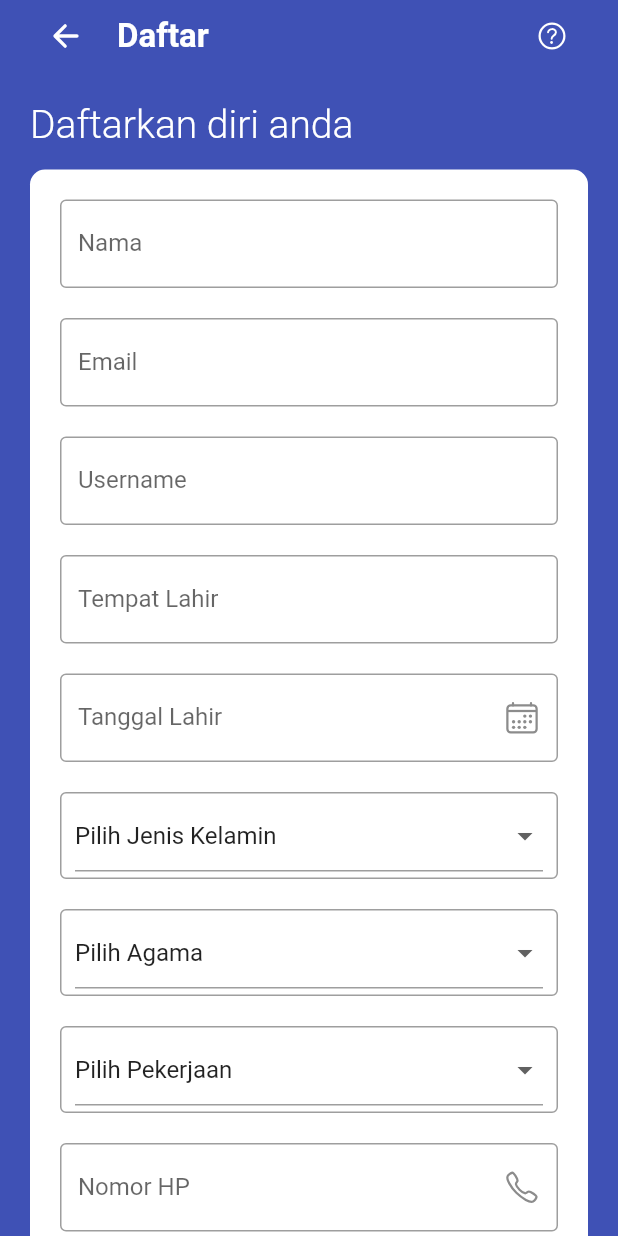
After one commit to gitosuswanto/aduan-kepolisian-mobile, a Flutter app: the Register screen opened by its route, on a phone screen of 412 x 824 dp. The commit adds this screen. Run offline on Flutter 3.47's test engine with Material 2 defaults, Android fonts, the phone set to English and light mode, and no system bars; our stand-ins replace file_picker, flutter_datetime_picker, ionicons, sqflite, validators; accounts and stored records are empty.

Commit message:
finalisasi :star:

```diff
--- a/lib/app.dart
+++ b/lib/app.dart
@@ -1,5 +1,6 @@
 import 'package:aduan/pages.dart';
 import 'package:aduan/pages/login.dart';
+import 'package:aduan/pages/register.dart';
 import 'package:aduan/pages/reset_password.dart';
 import 'package:aduan/pages/tambah_aduan.dart';
 import 'package:flutter/material.dart';
@@ -33,6 +34,7 @@ class _AppState extends State<App> {
         'tambah-aduan': (context) => const TambahAduan(),
         'login': (context) => const Login(),
         'reset-password': (context) => const ResetPassword(),
+        'register' : (context) => const Register(),
       },
     );
   }
--- a/lib/data/requests.dart
+++ b/lib/data/requests.dart
@@ -6,7 +6,6 @@ import 'package:http/http.dart' as http;
 
 class ApiRequests {
 
-  // create aduan
   static Future<AduanData> createAduan(Data aduan) async {
     final req = await http.MultipartRequest(
       'POST',
--- /dev/null
+++ b/lib/pages/register.dart
@@ -0,0 +1,537 @@
+import 'package:aduan/config/config.dart';
+import 'package:flutter/material.dart';
+import 'package:intl/intl.dart';
+import 'package:ionicons/ionicons.dart';
+import 'package:validators/validators.dart';
+import 'package:http/http.dart' as http;
+
+class Register extends StatefulWidget {
+  const Register({Key? key}) : super(key: key);
+
+  @override
+  State<Register> createState() => _RegisterState();
+}
+
+class _RegisterState extends State<Register> {
+  final _formKey = GlobalKey<FormState>();
+  String _selectedJK = '';
+  String _selectedAgama = '';
+  String _selectedPekerjaan = '';
+
+  bool _isLoading = false;
+
+  final List<String> jk = [
+    'Pilih Jenis Kelamin',
+    'Laki-laki',
+    'Perempuan',
+  ];
+
+  final List<String> agama = [
+    'Pilih Agama',
+    'Islam',
+    'Kristen',
+    'Katolik',
+    'Hindu',
+    'Budha',
+    'Konghucu',
+  ];
+
+  final List<String> pekerjaan = [
+    'Pilih Pekerjaan',
+    'PNS',
+    'TNI',
+    'Polri',
+    'Wiraswasta',
+    'Pelajar',
+    'Wirausaha',
+    'Lainnya',
+  ];
+
+  final _namaController = TextEditingController();
+  final _emailController = TextEditingController();
+  final _usernameController = TextEditingController();
+  final _tempatLahirController = TextEditingController();
+  final _tanggalLahir = TextEditingController();
+  final _jkController = TextEditingController();
+  final _agamaController = TextEditingController();
+  final _pekerjaanController = TextEditingController();
+  final _nomoHpController = TextEditingController();
+  final _alamatController = TextEditingController();
+
+  @override
+  void initState() {
+    super.initState();
+    _selectedJK = jk[0];
+    _selectedAgama = agama[0];
+    _selectedPekerjaan = pekerjaan[0];
+  }
+
+  void _renderLoadingIndicator() {
+    _isLoading
+        ? showDialog(
+      context: context,
+      barrierDismissible: false,
+      builder: (BuildContext context) {
+        return const Center(
+          child: CircularProgressIndicator(),
+        );
+      },
+    )
+        : Navigator.pop(context);
+  }
+
+  void _submit() async {
+    setState(() {
+      _isLoading = true;
+      _renderLoadingIndicator();
+    });
+
+    if (_formKey.currentState!.validate()) {
+      // get data from controllers
+      await http.post(Uri.parse('${Config().getApiUrl}/register'), body: {
+        'email': _emailController.text,
+        'username': _usernameController.text,
+        'nama': _namaController.text,
+        'tempat_lahir': _tempatLahirController.text,
+        'tanggal_lahir': _tanggalLahir.text,
+        'jenis_kelamin': _selectedJK,
+        'agama': _selectedAgama,
+        'pekerjaan': _selectedPekerjaan,
+        'alamat': _alamatController.text,
+        'nomor_hp': _nomoHpController.text,
+      }).then((response) {
+        if (response.statusCode == 200) {
+          setState(() {
+            _isLoading = false;
+            _renderLoadingIndicator();
+          });
+          ScaffoldMessenger.of(context).showSnackBar(
+            const SnackBar(
+              content: Text('Register Berhasil'),
+            ),
+          ).closed.then((value) {
+            Navigator.pop(context);
+          });
+        } else {
+          setState(() {
+            _isLoading = false;
+            _renderLoadingIndicator();
+          });
+          ScaffoldMessenger.of(context).showSnackBar(
+            const SnackBar(
+              content: Text('Gagal mendaftar'),
+            ),
+          );
+        }
+      });
+    }
+  }
+
+  @override
+  Widget build(BuildContext context) {
+    return Scaffold(
+      body: Container(
+        width: double.infinity,
+        height: double.infinity,
+        color: Config().getColor,
+        child: SafeArea(
+            child: SingleChildScrollView(
+              child: Padding(
+                padding: const EdgeInsets.only(left: 20, right: 20, bottom: 20),
+                child: Column(
+                  crossAxisAlignment: CrossAxisAlignment.start,
+                  children: [
+                    Row(
+                      children: [
+                        IconButton(
+                          icon: const Icon(Ionicons.arrow_back),
+                          iconSize: 24,
+                          color: Colors.white,
+                          onPressed: () {
+                            Navigator.pop(context);
+                          },
+                        ),
+                        const SizedBox(width: 10),
+                        const Text(
+                          'Daftar',
+                          style: TextStyle(
+                            color: Colors.white,
+                            fontSize: 22,
+                            fontWeight: FontWeight.bold,
+                          ),
+                        ),
+                        const Spacer(),
+                        IconButton(
+                          icon: const Icon(Ionicons.help_circle_outline),
+                          iconSize: 24,
+                          color: Colors.white,
+                          onPressed: () {
+                            // show help dialog
+                            showDialog(
+                                context: context,
+                                builder: (context) {
+                                  return AlertDialog(
+                                    title: const Text(
+                                        'Bantuan',
+                                        style: TextStyle(
+                                          fontWeight: FontWeight.bold,
+                                          fontSize: 20,
+                                        ),
+                                    ),
+                                    content: Column(
+                                      mainAxisSize: MainAxisSize.min,
+                                      crossAxisAlignment: CrossAxisAlignment.start,
+                                      children: [
+                                        RichText(
+                                          text: const TextSpan(
+                                              style: TextStyle(
+                                                color: Colors.black,
+                                                fontSize: 16,
+                                              ),
+                                              children: [
+                                                TextSpan(
+                                                  text: 'Password baru akan dirubah berdasarkan tanggal lahir yang terdaftar pada akun anda, dengan format',
+                                                ),
+                                                TextSpan(
+                                                  text: ' DDMMYYY',
+                                                  style: TextStyle(fontWeight: FontWeight.bold),
+                                                ),
+                                              ]
+                                          ),
+                                        ),
+                                        const SizedBox(height: 10),
+                                        const Text(
+                                          'Contoh : 12011999',
+                                          textAlign: TextAlign.start,
+                                          style: TextStyle(
+                                            color: Colors.black,
+                                            fontSize: 16,
+                                          ),
+                                        ),
+                                      ],
+                                    ),
+                                    actions: [
+                                      TextButton(
+                                        onPressed: () {
+                                          Navigator.pop(context);
+                                        },
+                                        child: const Text('OK')
+                                      )
+                                    ],
+                                  );
+                                }
+                            );
+                          },
+                        ),
+                      ],
+                    ),
+                    const SizedBox(height: 20),
+                    const Text(
+                      'Daftarkan diri anda',
+                      textAlign: TextAlign.left,
+                      style: TextStyle(
+                        color: Colors.white,
+                        fontWeight: FontWeight.w300,
+                        fontSize: 26,
+                      ),
+                    ),
+                    const SizedBox(height: 15),
+                    Container(
+                      width: double.infinity,
+                      padding: const EdgeInsets.symmetric(horizontal: 20),
+                      decoration: BoxDecoration(
+                        color: Colors.white,
+                        borderRadius: BorderRadius.circular(10),
+                      ),
+                      child: Form(
+                        key: _formKey,
+                        child: Column(
+                          children: [
+                            const SizedBox(height: 20),
+                            TextFormField(
+                              controller: _namaController,
+                              keyboardType: TextInputType.name,
+                              textInputAction: TextInputAction.next,
+                              validator: (value) {
+                                if (value == null || value.isEmpty) {
+                                  return 'Nama tidak boleh kosong';
+                                }
+                                return null;
+                              },
+                              decoration: const InputDecoration(
+                                labelText: 'Nama',
+                                border: OutlineInputBorder(),
+                              ),
+                            ),
+                            const SizedBox(height: 20),
+                            TextFormField(
+                              controller: _emailController,
+                              keyboardType: TextInputType.emailAddress,
+                              textInputAction: TextInputAction.next,
+                              validator: (value) {
+                                if (value == null || value.isEmpty) {
+                                  return 'Email is required';
+                                }
+                                if (!isEmail(value)) {
+                                  return 'Email is invalid';
+                                }
+                                return null;
+                              },
+                              decoration: const InputDecoration(
+                                labelText: 'Email',
+                                border: OutlineInputBorder(),
+                              ),
+                            ),
+                            const SizedBox(height: 20),
+                            TextFormField(
+                              controller: _usernameController,
+                              keyboardType: TextInputType.name,
+                              textInputAction: TextInputAction.next,
+                              validator: (value) {
+                                if (value == null || value.isEmpty) {
+                                  return 'Username tidak boleh kosong';
+                                }
+                                return null;
+                              },
+                              decoration: const InputDecoration(
+                                labelText: 'Username',
+                                border: OutlineInputBorder(),
+                              ),
+                            ),
+                            const SizedBox(height: 20),
+                            TextFormField(
+                              controller: _tempatLahirController,
+                              keyboardType: TextInputType.name,
+                              textInputAction: TextInputAction.next,
+                              validator: (value) {
+                                if (value == null || value.isEmpty) {
+                                  return 'Tempat lahir tidak boleh kosong';
+                                }
+                                return null;
+                              },
+                              decoration: const InputDecoration(
+                                labelText: 'Tempat Lahir',
+                                border: OutlineInputBorder(),
+                              ),
+                            ),
+                            const SizedBox(height: 20),
+                            TextFormField(
+                              readOnly: true,
+                              controller: _tanggalLahir,
+                              enableSuggestions: false,
+                              autocorrect: false,
+                              validator: (value) {
+                                if (value!.isEmpty) {
+                                  return 'Waktu tidak boleh kosong';
+                                }
+                                return null;
+                              },
+                              onTap: () {
+                                showDatePicker(
+                                  context: context,
+                                  initialDate: DateTime.now(),
+                                  firstDate: DateTime(1945),
+                                  lastDate: DateTime.now(),
+                                ).then((value) {
+                                  if (value != null) {
+                                    setState(() {
+                                      _tanggalLahir.text = DateFormat('yyyy-MM-dd')
+                                          .format(value)
+                                          .toString();
+                                    });
+                                  }
+                                });
+                              },
+                              decoration: const InputDecoration(
+                                labelText: 'Tanggal Lahir',
+                                suffixIcon: Icon(Ionicons.calendar_outline),
+                                border: OutlineInputBorder(),
+                              ),
+                            ),
+                            const SizedBox(height: 20),
+                            Container(
+                              width: double.infinity,
+                              child: InputDecorator(
+                                decoration: const InputDecoration(
+                                  contentPadding: EdgeInsets.symmetric(
+                                    horizontal: 10,
+                                    vertical: 5,
+                                  ),
+                                  border: OutlineInputBorder(),
+                                ),
+                                child: DropdownButtonFormField(
+                                  validator: (value) {
+                                    if (value == null) {
+                                      return 'Jenis kelamin tidak boleh kosong';
+                                    }
+                                    if (value == 'Pilih Jenis Kelamin') {
+                                      return 'Jenis kelamin tidak boleh kosong';
+                                    }
+                                    return null;
+                                  },
+                                  isExpanded: true,
+                                  hint: const Text('Jenis Kelamin'),
+                                  value: _selectedJK,
+                                  items: jk.map((value) {
+                                    return DropdownMenuItem(
+                                      value: value,
+                                      child: Text(value),
+                                    );
+                                  }).toList(),
+                                  onChanged: (value) {
+                                    setState(() {
+                                      _selectedJK = value.toString();
+                                      _jkController.text = value.toString();
+                                    });
+                                  },
+                                ),
+                              ),
+                            ),
+                            const SizedBox(height: 20),
+                            Container(
+                              width: double.infinity,
+                              child: InputDecorator(
+                                decoration: const InputDecoration(
+                                  contentPadding: EdgeInsets.symmetric(
+                                    horizontal: 10,
+                                    vertical: 5,
+                                  ),
+                                  border: OutlineInputBorder(),
+                                ),
+                                child: DropdownButtonFormField(
+                                  validator: (value) {
+                                    if (value == null) {
+                                      return 'Agama tidak boleh kosong';
+                                    }
+                                    if (value == 'Pilih Agama') {
+                                      return 'Agama tidak boleh kosong';
+                                    }
+                                    return null;
+                                  },
+                                  isExpanded: true,
+                                  hint: const Text('Agama'),
+                                  value: _selectedAgama,
+                                  items: agama.map((value) {
+                                    return DropdownMenuItem(
+                                      value: value,
+                                      child: Text(value),
+                                    );
+                                  }).toList(),
+                                  onChanged: (value) {
+                                    setState(() {
+                                      _selectedAgama = value.toString();
+                                      _agamaController.text = value.toString();
+                                    });
+                                  },
+                                ),
+                              ),
+                            ),
+                            const SizedBox(height: 20),
+                            Container(
+                              width: double.infinity,
+                              child: InputDecorator(
+                                decoration: const InputDecoration(
+                                  contentPadding: EdgeInsets.symmetric(
+                                    horizontal: 10,
+                                    vertical: 5,
+                                  ),
+                                  border: OutlineInputBorder(),
+                                ),
+                                child: DropdownButtonFormField(
+                                  validator: (value) {
+                                    if (value == null) {
+                                      return 'Pekerjaan tidak boleh kosong';
+                                    }
+                                    if (value == 'Pilih Pekerjaan') {
+                                      return 'Pekerjaan tidak boleh kosong';
+                                    }
+                                    return null;
+                                  },
+                                  isExpanded: true,
+                                  hint: const Text('Pekerjaan'),
+                                  value: _selectedPekerjaan,
+                                  items: pekerjaan.map((value) {
+                                    return DropdownMenuItem(
+                                      value: value,
+                                      child: Text(value),
+                                    );
+                                  }).toList(),
+                                  onChanged: (value) {
+                                    setState(() {
+                                      _selectedPekerjaan = value.toString();
+                                      _pekerjaanController.text = value.toString();
+                                    });
+                                  },
+                                ),
+                              ),
+                            ),
+                            const SizedBox(height: 20),
+                            TextFormField(
+                              validator: (value) {
+                                if (value!.isEmpty) {
+                                  return 'Nomor HP boleh kosong';
+                                }
+                                return null;
+                              },
+                              controller: _nomoHpController,
+                              keyboardType: TextInputType.phone,
+                              textInputAction: TextInputAction.next,
+                              decoration: const InputDecoration(
+                                labelText: 'Nomor HP',
+                                suffixIcon: Icon(Ionicons.call_outline),
+                                border: OutlineInputBorder(),
+                              ),
+                            ),
+                            const SizedBox(height: 20),
+                            TextFormField(
+                              validator: (value) {
+                                if (value!.isEmpty) {
+                                  return 'Alamat tidak boleh kosong';
+                                }
+                                return null;
+                              },
+                              controller: _alamatController,
+                              minLines: null,
+                              maxLines: 3,
+                              keyboardType: TextInputType.name,
+                              textInputAction: TextInputAction.done,
+                              decoration: const InputDecoration(
+                                alignLabelWithHint: true,
+                                labelText: 'Alamat',
+                                border: OutlineInputBorder(),
+                              ),
+                            ),
+                            const SizedBox(height: 20),
+                            Container(
+                              width: double.infinity,
+                              child: ElevatedButton(
+                                style: ElevatedButton.styleFrom(
+                                  backgroundColor: Config().getColor,
+                                  padding: const EdgeInsets.symmetric(vertical: 15),
+                                  shape: RoundedRectangleBorder(
+                                    borderRadius: BorderRadius.circular(10),
+                                  ),
+                                ),
+                                onPressed: () {
+                                  if (_formKey.currentState!.validate()) {
+                                    _formKey.currentState!.save();
+                                    _submit();
+                                  }
+                                },
+                                child: const Text('Daftar'),
+                              ),
+                            ),
+                            const SizedBox(height: 20),
+                          ],
+                        ),
+                      )
+                    ),
+                  ],
+                ),
+              ),
+            )
+        ),
+      ),
+    );
+  }
+}
--- a/lib/pages/reset_password.dart
+++ b/lib/pages/reset_password.dart
@@ -21,7 +21,6 @@ class _ResetPasswordState extends State<ResetPassword> {
   @override
   void initState() {
     super.initState();
-    _emailController.text = 'test@mail.com';
   }
 
   String? _emailValidator(String? value) {
--- a/lib/pages/tambah_aduan.dart
+++ b/lib/pages/tambah_aduan.dart
@@ -248,7 +248,6 @@ class _TambahAduanState extends State<TambahAduan> {
                         maxTime: DateTime.now(),
                         locale: LocaleType.id,
                         onConfirm: (date) {
-                          print('confirm $date');
                           setState(() {
                             _waktuController.text = '${date.year}-${date.month}-${date.day} ${date.hour}:${date.minute}:${date.second}';
                           });
--- a/pubspec.yaml
+++ b/pubspec.yaml
@@ -45,6 +45,7 @@ dependencies:
   flutter_datetime_picker: ^1.5.1
   file_picker: ^5.2.2
   html: ^0.15.1
+  intl: ^0.17.0
 
 dev_dependencies:
   flutter_test:
```
Also changed, not shown: lib/pages/login.dart (+21 -4 lines), pubspec.lock.
